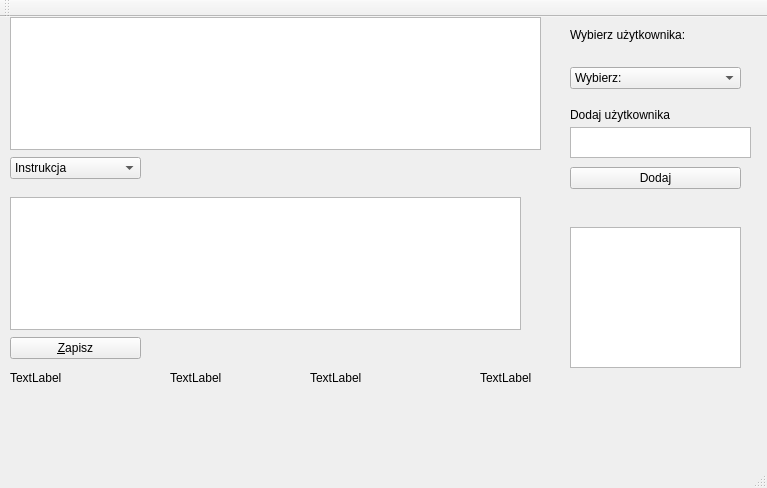
Before: the Qt Designer form mainwindow.ui in Nieminimalnofazowi/projektKlawiatura, drawn with Qt 5.
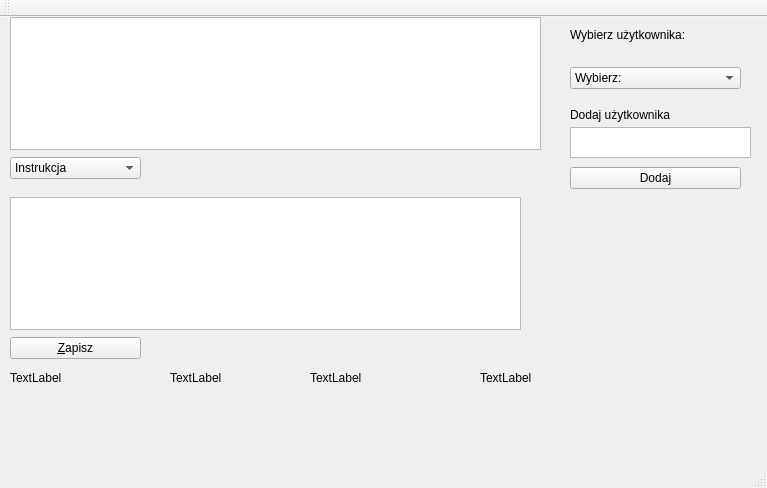
After: the same form once the commit is applied.

Commit message: drobne poprawki

```diff
--- a/mainwindow.ui
+++ b/mainwindow.ui
@@ -250,16 +250,6 @@
      </rect>
     </property>
    </widget>
-   <widget class="QTextEdit" name="testwindow">
-    <property name="geometry">
-     <rect>
-      <x>570</x>
-      <y>210</y>
-      <width>171</width>
-      <height>141</height>
-     </rect>
-    </property>
-   </widget>
    <widget class="QLabel" name="activeUser">
     <property name="geometry">
      <rect>
```
The commit also changes 2 other files.
